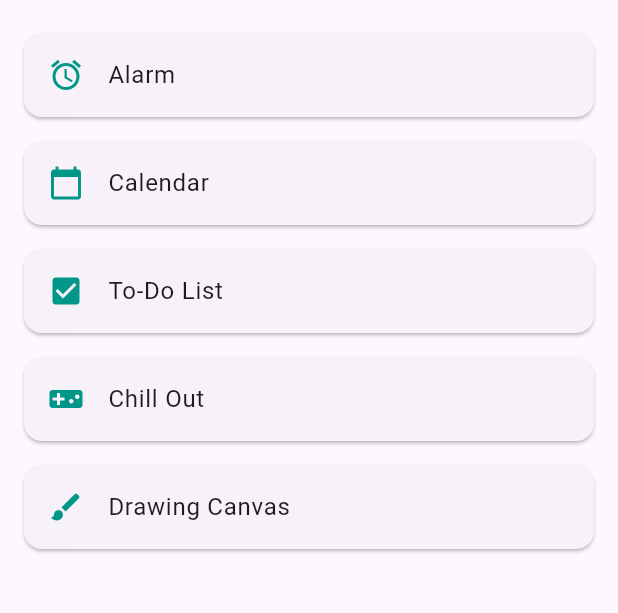
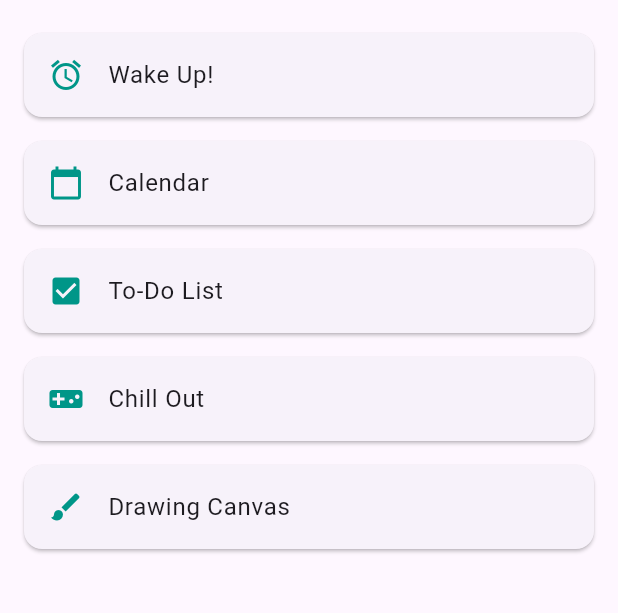
Before and after one commit to Aswathi04/allyours, a Flutter app: the screen it shows after launch, on a phone screen of 412 x 824 dp, the part 63-676 px from its top. Run offline on Flutter 3.47's test engine with Material 3 defaults, Android fonts, the light colour scheme and no system bars; our stand-ins replace flutter_local_notifications, shared_preferences, table_calendar, timezone.

Commit message:
"Alarm" sounds boring

```diff
--- a/lib/main.dart
+++ b/lib/main.dart
@@ -47,7 +47,7 @@ class MyApp extends StatelessWidget {
 
 class HomeScreen extends StatelessWidget {
   final List<Map<String, dynamic>> features = const [
-    {'title': 'Alarm', 'icon': Icons.alarm, 'route': '/alarm'},
+    {'title': 'Wake Up!', 'icon': Icons.alarm, 'route': '/alarm'},
     {'title': 'Calendar', 'icon': Icons.calendar_today, 'route': '/calendar'},
     {'title': 'To-Do List', 'icon': Icons.check_box, 'route': '/todo'},
     {'title': 'Chill Out', 'icon': Icons.videogame_asset, 'route': '/games'},
```
